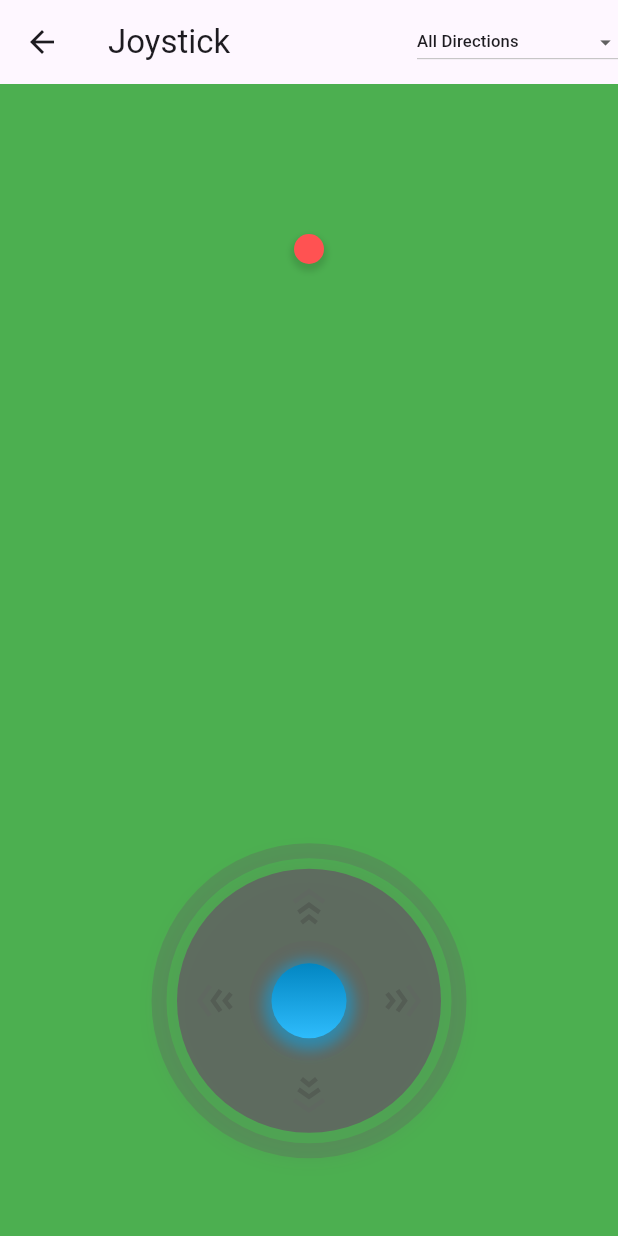
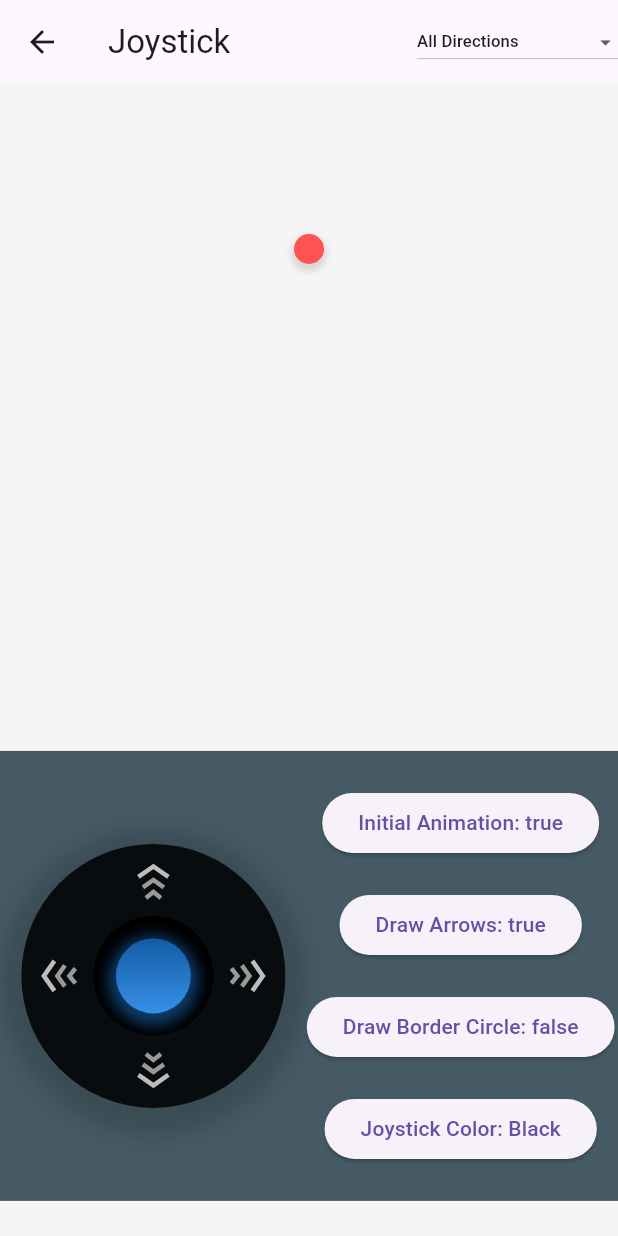
Before and after one commit to pavelzaichyk/flutter_joystick, a Flutter app: the JoystickExample screen opened directly, on a phone screen of 412 x 824 dp. Run offline on Flutter 3.47's test engine with Material 3 defaults, Android fonts, the phone set to English and light mode, and no system bars.

Commit message:
Update Example app to include newly created options.

```diff
--- a/example/lib/main.dart
+++ b/example/lib/main.dart
@@ -81,11 +81,41 @@ class _JoystickExampleState extends State<JoystickExample> {
   double _x = 100;
   double _y = 100;
   JoystickMode _joystickMode = JoystickMode.all;
+  bool includeInitialAnimation = true;
+  bool drawArrows = true;
+  bool isBlueJoystick = false;
+  bool withBorderCircle = false;
+  Key key = UniqueKey();
 
   @override
   void didChangeDependencies() {
     _x = MediaQuery.of(context).size.width / 2 - ballSize / 2;
     super.didChangeDependencies();
+  }
+
+  void _updateInitialAnimation() {
+    setState(() {
+      includeInitialAnimation = !includeInitialAnimation;
+      key = UniqueKey();
+    });
+  }
+
+  void _updateDrawArrows() {
+    setState(() {
+      drawArrows = !drawArrows;
+    });
+  }
+
+  void _updateBorderCircle() {
+    setState(() {
+      withBorderCircle = !withBorderCircle;
+    });
+  }
+
+  void _updateBlueJoystick() {
+    setState(() {
+      isBlueJoystick = !isBlueJoystick;
+    });
   }
 
   @override
@@ -109,12 +139,38 @@ class _JoystickExampleState extends State<JoystickExample> {
         child: Stack(
           children: [
             Container(
-              color: Colors.green,
+              color: Colors.grey.shade100,
             ),
             Ball(_x, _y),
             Align(
-              alignment: const Alignment(0, 0.8),
-              child: Joystick(
+              alignment: const Alignment(0, 0.9),
+              child: Container(
+                width: MediaQuery.of(context).size.width,
+                height: 300.0,
+                color: Colors.blueGrey.shade700,
+                child: Row(
+                  mainAxisAlignment: MainAxisAlignment.spaceEvenly,
+                  crossAxisAlignment: CrossAxisAlignment.center,
+                  children: [
+                    Joystick(
+                      includeInitialAnimation: includeInitialAnimation,
+                      key: key,
+                      base: JoystickBase(
+                        arrowsColor: isBlueJoystick
+                            ? Colors.grey.shade200
+                            : Colors.grey.shade400,
+                        color: isBlueJoystick
+                            ? Colors.lightBlue.shade600
+                            : Colors.black,
+                        drawArrows: drawArrows,
+                        mode: _joystickMode,
+                        withBorderCircle: withBorderCircle,
+                      ),
+                      stick: JoystickStick(
+                        color: isBlueJoystick
+                            ? Colors.blue.shade600
+                            : Colors.blue.shade700,
+                      ),
                       mode: _joystickMode,
                       listener: (details) {
                         setState(() {
@@ -123,8 +179,45 @@ class _JoystickExampleState extends State<JoystickExample> {
                         });
                       },
                     ),
+                    Column(
+                      mainAxisAlignment: MainAxisAlignment.center,
+                      children: [
+                        buildButton(
+                          value: 'Initial Animation: $includeInitialAnimation',
+                          clickHandler: _updateInitialAnimation,
+                        ),
+                        buildButton(
+                          value: 'Draw Arrows: $drawArrows',
+                          clickHandler: _updateDrawArrows,
+                        ),
+                        buildButton(
+                          value: 'Draw Border Circle: $withBorderCircle',
+                          clickHandler: _updateBorderCircle,
+                        ),
+                        buildButton(
+                          value:
+                              'Joystick Color: ${isBlueJoystick ? 'Blue' : 'Black'}',
+                          clickHandler: _updateBlueJoystick,
                         ),
                       ],
+                    )
+                  ],
+                ),
+              ),
+            ),
+          ],
+        ),
+      ),
+    );
+  }
+
+  Widget buildButton({required String value, required clickHandler}) {
+    return Padding(
+      padding: const EdgeInsets.symmetric(vertical: 10.0),
+      child: ElevatedButton(
+        onPressed: clickHandler,
+        child: Text(
+          value,
         ),
       ),
     );
@@ -236,7 +329,9 @@ class _SquareJoystickExampleState extends State<SquareJoystickExample> {
               alignment: const Alignment(0, 0.8),
               child: Joystick(
                 mode: _joystickMode,
-                base: JoystickSquareBase(mode: _joystickMode),
+                base: JoystickSquareBase(
+                  mode: _joystickMode,
+                ),
                 stickOffsetCalculator: const RectangleStickOffsetCalculator(),
                 listener: (details) {
                   setState(() {
```
Lines whose indentation alone changed are shown as unchanged.
